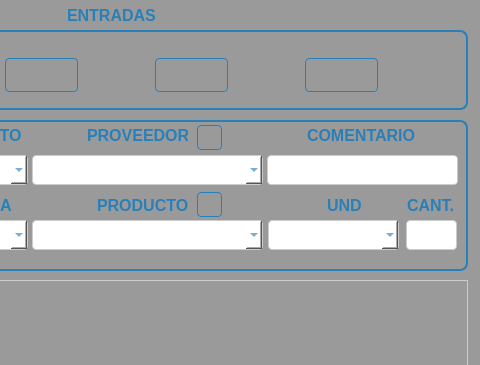
Old version of the form Inventario de almacen/ui/FrmCompras.ui in the repository CodeDrTech/DevelopPython; both pictures show x 243 to 723 and y 0 to 365 of the 723 by 554 pixel window.
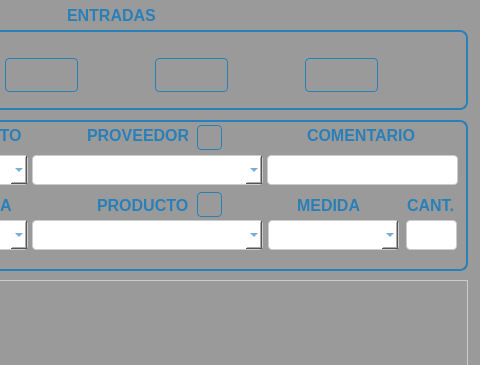
New version of the form. Icons and pictures are not drawn.

```diff
--- a/Inventario de almacen/ui/FrmCompras.ui
+++ b/Inventario de almacen/ui/FrmCompras.ui
@@ -790,15 +790,15 @@
     <widget class="QLabel" name="label_14">
      <property name="geometry">
       <rect>
-       <x>560</x>
+       <x>530</x>
        <y>75</y>
-       <width>41</width>
+       <width>71</width>
        <height>21</height>
       </rect>
      </property>
      <property name="font">
       <font>
-       <pointsize>1</pointsize>
+       <pointsize>-1</pointsize>
        <weight>75</weight>
        <bold>true</bold>
       </font>
@@ -816,7 +816,7 @@
 </string>
      </property>
      <property name="text">
-      <string>UND</string>
+      <string>MEDIDA</string>
      </property>
     </widget>
     <widget class="QLabel" name="label_15">
```
Left out of the diff: 18 changed lines with no effect on the pictures.
